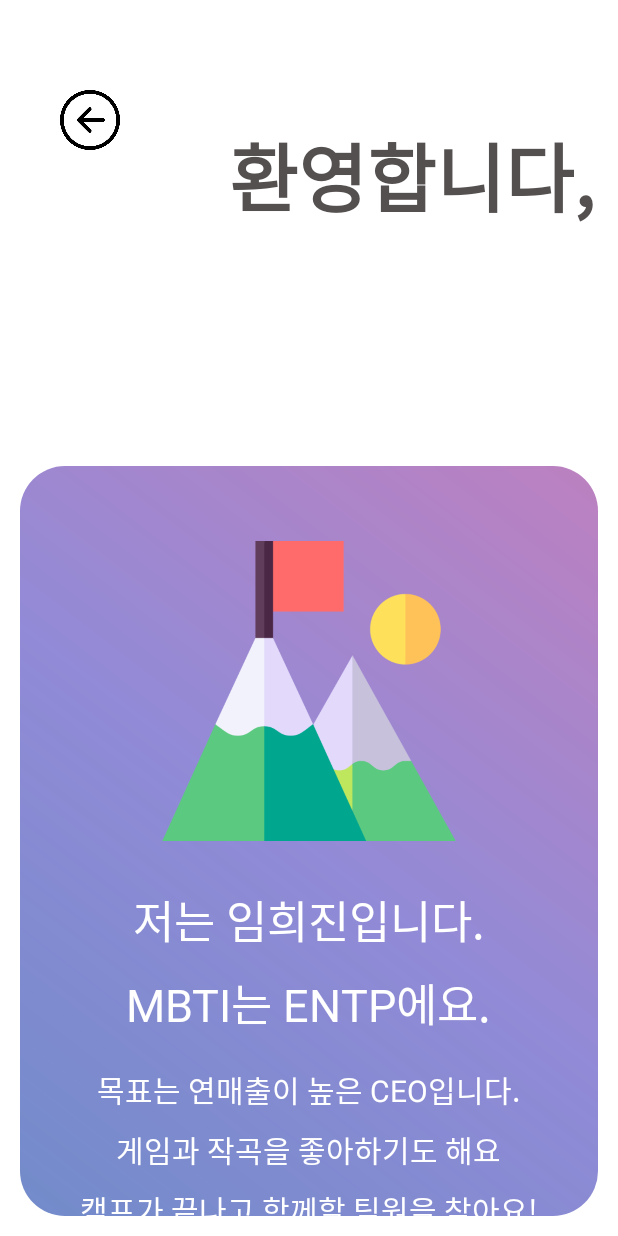
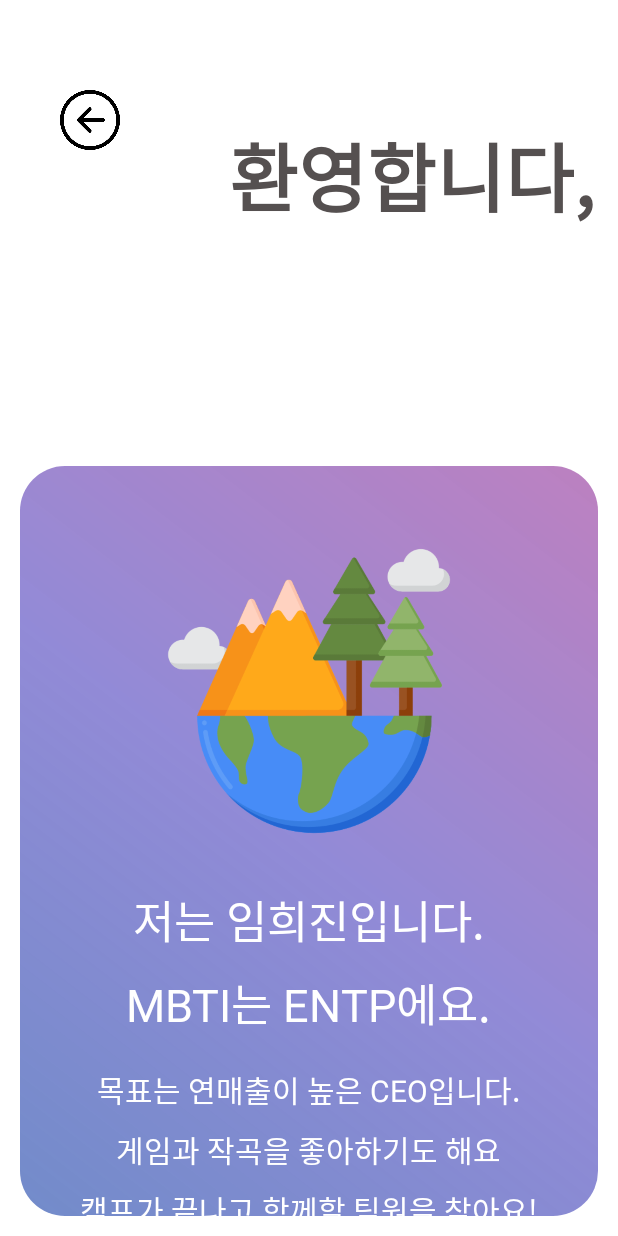
Before and after one commit to xeejin/Camp_SignUp, an Android app: the HomeActivity screen opened directly, with no data from a screen before it, on a phone screen of 412 x 824 dp. Run offline under Robolectric (Android 15) with nearby library versions, the phone set to English and light mode, and no system bars.

Commit message:
Feat: randomImage

```diff
--- a/app/src/main/java/com/limheejin/camp_signup/HomeActivity.kt
+++ b/app/src/main/java/com/limheejin/camp_signup/HomeActivity.kt
@@ -7,6 +7,7 @@ import android.widget.Button
 import android.widget.ImageView
 import android.widget.TextView
 import androidx.activity.result.ActivityResultLauncher
+import java.util.Random
 
 class HomeActivity : AppCompatActivity() {
 
@@ -14,7 +15,15 @@ class HomeActivity : AppCompatActivity() {
         super.onCreate(savedInstanceState)
         setContentView(R.layout.activity_home)
 
-//        overridePendingTransition(R.anim.horizon_enter, R.anim.horizon_none)
+
+        // 이미지 랜덤 출력
+        val profilePic = findViewById<ImageView>(R.id.img_profile)
+        val img : IntArray = intArrayOf(R.drawable.pic1, R.drawable.pic2, R.drawable.pic3, R.drawable.pic4, R.drawable.pic5)
+        val random = Random()
+        val num = random.nextInt(img.size) // num 변수에 0부터 (images의 길이 - 1) 만큼 숫자 중 무작위 Int 저장
+        profilePic.setImageResource(img[num]) // 랜덤으로 뽑은 숫자의 사진을 넣음
+
+
 
         // 로그인에서 받은 아이디를 넘겨줌
         val getid = intent.getStringExtra("idFromSigninActivity")
@@ -26,7 +35,7 @@ class HomeActivity : AppCompatActivity() {
         val btn_back = findViewById<ImageView>(R.id.btn_back)
         btn_back.setOnClickListener {
             finish()
-//            overridePendingTransition(R.anim.horizon_none, R.anim.horizon_exit)
+
         }
 
     }
--- a/app/src/main/java/com/limheejin/camp_signup/SignupActivity.kt
+++ b/app/src/main/java/com/limheejin/camp_signup/SignupActivity.kt
@@ -40,7 +40,7 @@ class SignupActivity : AppCompatActivity() {
                 Toast.makeText(this.applicationContext, "입력되지 않은 정보가 있습니다.", Toast.LENGTH_SHORT).show()
             }
             else {
-                intent.putExtra("id", id)
+                intent.putExtra("id", name)
                 setResult(RESULT_OK, intent)
                 finish()
                 Toast.makeText(this.applicationContext, "회원가입이 완료되었습니다. 로그인하세요.", Toast.LENGTH_SHORT).show()
--- a/app/src/main/res/layout/activity_home.xml
+++ b/app/src/main/res/layout/activity_home.xml
@@ -62,7 +62,7 @@
             android:orientation="vertical">
 
             <ImageView
-                android:id="@+id/imageView4"
+                android:id="@+id/img_profile"
                 android:layout_width="match_parent"
                 android:layout_height="200dp"
                 android:layout_marginTop="50dp"
```
Also changed, not shown: app/src/main/res/layout/activity_signup.xml (+6 -3 lines).
